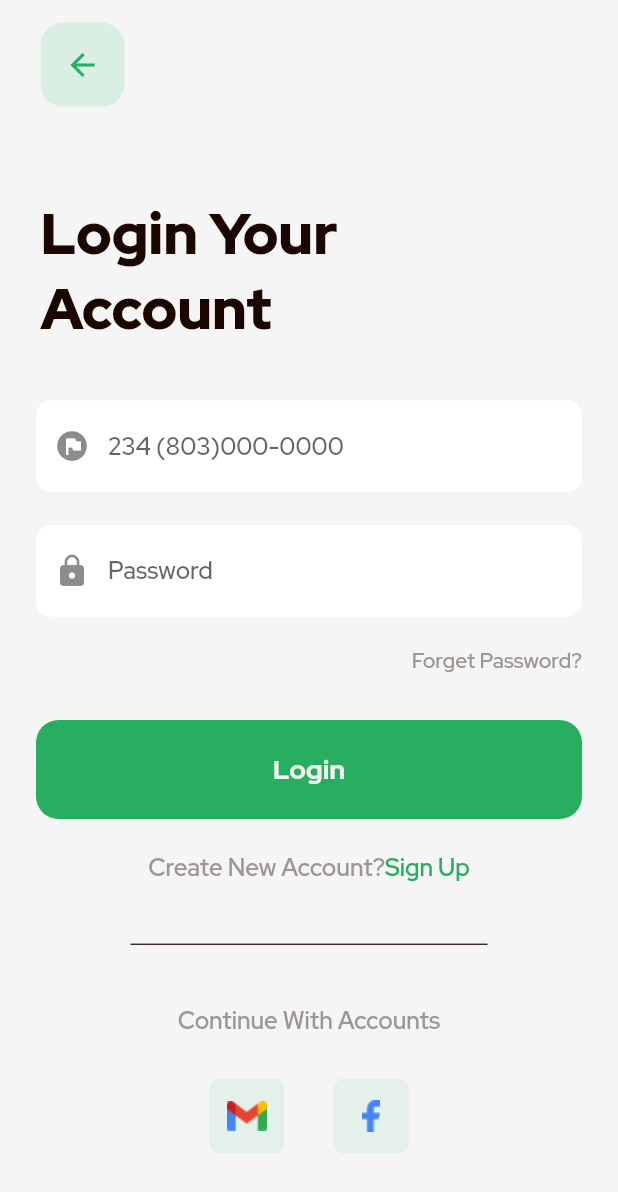
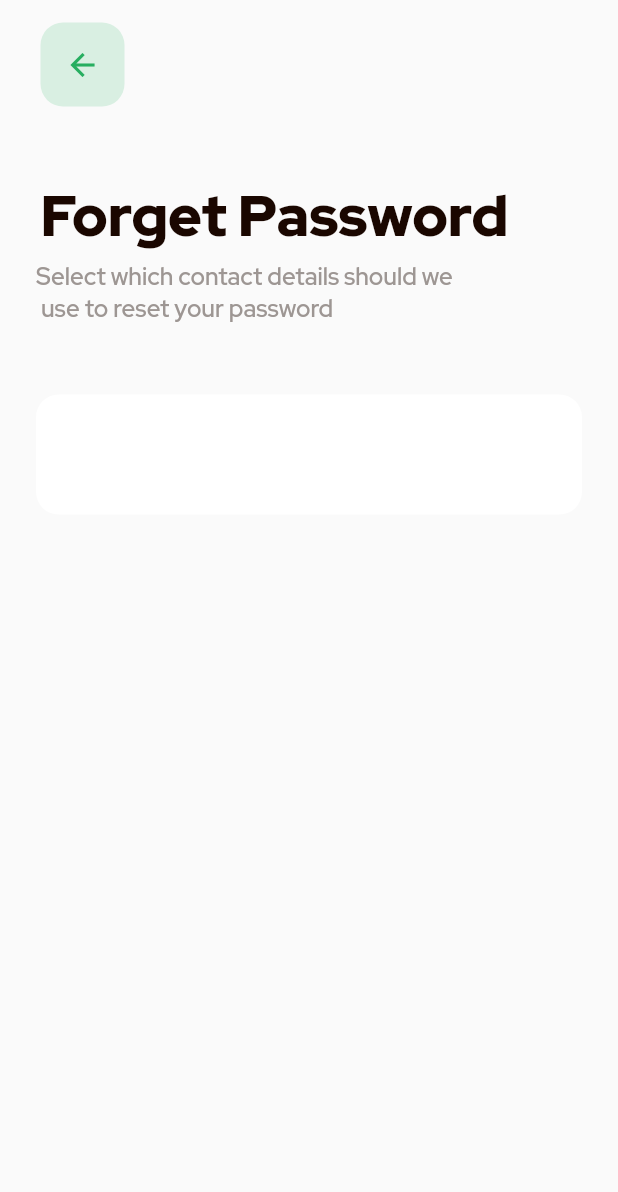
Before and after one commit to Woyinkuro/foodme, a Flutter app: the screen it shows after launch, on a phone screen of 412 x 824 dp. Shown: the top 1192 px of the screen. Run offline on Flutter 3.47's test engine with Material 2 defaults, Android fonts, the phone set to English and light mode, and no system bars; our stand-ins replace pinput, smooth_page_indicator.

Commit message:
forgetpasswordscreen

```diff
--- a/lib/main.dart
+++ b/lib/main.dart
@@ -10,7 +10,7 @@ import 'more_screens/congrats_screen.dart';
 import 'more_screens/push_notify_screen.dart';
 import 'more_screens/choose_screen.dart';
 import 'more_screens/login_screen.dart';
-
+import 'more_screens/forget_password_screen.dart';
 void main() {
   runApp(FoodMe());
 }
@@ -20,7 +20,7 @@ class FoodMe extends StatelessWidget {
   @override
   Widget build(BuildContext context) {
     return MaterialApp(
-      initialRoute: LoginScreen.id,
+      initialRoute: ForgetPasswordScreen.id,
       routes: {
         SplashScreen.id: (context) => SplashScreen(),
         OnBoarding.id: (context) => OnBoarding(),
@@ -33,6 +33,7 @@ class FoodMe extends StatelessWidget {
         PushNotify.id: (context) => PushNotify(),
         ChooseScreen.id: (context) => ChooseScreen(),
         LoginScreen.id: (context) => LoginScreen(),
+        ForgetPasswordScreen.id: (context) => ForgetPasswordScreen(),
       },
     );
   }
--- /dev/null
+++ b/lib/more_screens/forget_password_screen.dart
@@ -0,0 +1,79 @@
+import 'package:flutter/material.dart';
+import 'package:techbridge_foodapp/constants.dart';
+import 'package:techbridge_foodapp/utilities/back_button.dart';
+
+class ForgetPasswordScreen extends StatefulWidget {
+  static const String id = 'forget_password_screen';
+
+  @override
+  State<ForgetPasswordScreen> createState() => _ForgetPasswordScreenState();
+}
+
+class _ForgetPasswordScreenState extends State<ForgetPasswordScreen> {
+  @override
+  Widget build(BuildContext context) {
+    return Scaffold(
+      body: SafeArea(
+        child: Container(
+          child: Column(
+            children: <Widget>[
+              Row(
+                children: [
+                  Padding(
+                    padding: const EdgeInsets.only(left: 27, top: 15),
+                    child: FloatingBackButton(onPressed: () {}),
+                  ),
+                ],
+              ),
+              SizedBox(
+                height: 47,
+              ),
+              Row(
+                children: <Widget>[
+                  Padding(
+                    padding: const EdgeInsets.only(left: 27),
+                    child: Text(
+                      'Forget Password',
+                      style: kHeadingStyle,
+                    ),
+                  ),
+                ],
+              ),
+              SizedBox(
+                height: 6,
+              ),
+              Row(
+                children:<Widget>[
+                  Padding(
+                    padding: const EdgeInsets.only(left: 24),
+                    child: Text('Select which contact details should we\n use to reset your password', style: kParagraphStyle,),
+                  )
+                ],
+              ),
+              SizedBox(
+                height: 47,
+              ),
+              Padding(
+                padding: const EdgeInsets.only(left: 24, right: 24),
+                child: Column(
+                  children:<Widget>[
+                    Container(
+                      height: 80,
+                      width: 380,
+                      decoration: BoxDecoration(
+                        color: Color(0xFFFFFFFF),
+                        borderRadius: BorderRadius.circular(15),
+
+                      ),
+                    ),
+                  ],
+                ),
+              ),
+
+            ],
+          ),
+        ),
+      ),
+    );
+  }
+}
```
